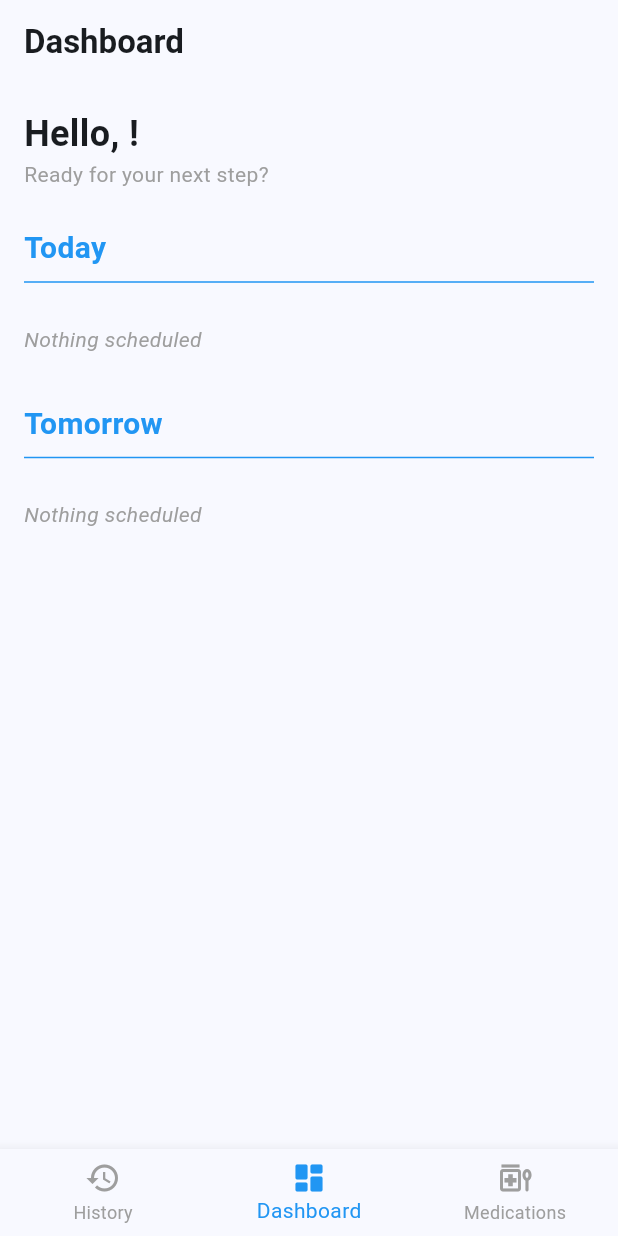
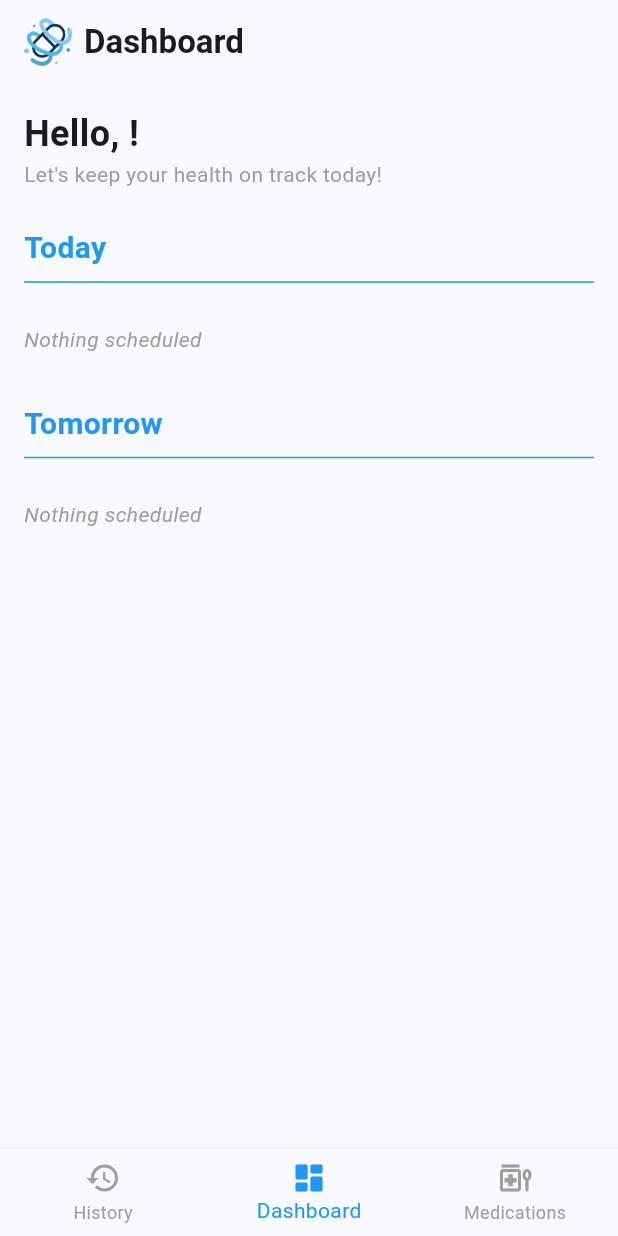
Before and after one commit to Lacie/pillgrimage, a Flutter app: the DashboardView screen opened directly, on a phone screen of 412 x 824 dp. Run offline on Flutter 3.47's test engine with Material 3 defaults, Android fonts, the phone set to English and light mode, and no system bars; our stand-ins replace cloud_firestore, firebase_auth, firebase_core, flutter_local_notifications, permission_handler; accounts and stored records are empty; generated files the repository leaves out were written again.

Commit message:
logo added to title bar

```diff
--- a/lib/dashboard_view.dart
+++ b/lib/dashboard_view.dart
@@ -71,7 +71,24 @@ class _DashboardViewState extends State<DashboardView> {
   Widget build(BuildContext context) {
     return Scaffold(
       appBar: AppBar(
-        title: Text(_getAppBarTitle(), style: const TextStyle(fontWeight: FontWeight.bold)),
+        title: Row(
+          mainAxisSize: MainAxisSize.min,
+          children: [
+            Image.asset(
+              'assets/launcher_icon.png',
+              height: 32,
+              errorBuilder: (context, error, stackTrace) => const Icon(Icons.medication, size: 32, color: Colors.blue),
+            ),
+            const SizedBox(width: 8),
+            Flexible(
+              child: Text(
+                _getAppBarTitle(),
+                style: const TextStyle(fontWeight: FontWeight.bold),
+                overflow: TextOverflow.ellipsis,
+              ),
+            ),
+          ],
+        ),
         actions: [
           if (_selectedIndex == 2) // Only show on Medications page
             Padding(
@@ -116,13 +133,13 @@ class _DashboardViewState extends State<DashboardView> {
   String _getAppBarTitle() {
     switch (_selectedIndex) {
       case 0:
-        return "Medication History";
+        return "History";
       case 1:
         return "Dashboard";
       case 2:
-        return "Medication List";
+        return "Medications";
       default:
-        return "Pillgrimage";
+        return "pillgrimage";
     }
   }
 
@@ -179,10 +196,30 @@ class _DashboardViewState extends State<DashboardView> {
       children: [
         Text("Hello, $name!",
             style: const TextStyle(fontSize: 24, fontWeight: FontWeight.bold)),
-        const Text("Ready for your next step?",
+        const Text("Let's keep your health on track today!",
             style: TextStyle(color: Colors.grey)),
       ],
     );
+  }
+
+  DateTime _getNextDoseTime(Medication med, DateTime baseTime) {
+    if (med.doseSchedule == null || med.doseSchedule!.isEmpty) {
+      return baseTime.add(const Duration(days: 1));
+    }
+
+    List<DateTime> sortedSchedule = List.from(med.doseSchedule!);
+    sortedSchedule.sort((a, b) => a.hour.compareTo(b.hour));
+
+    for (var scheduledTime in sortedSchedule) {
+      DateTime candidate = DateTime(baseTime.year, baseTime.month, baseTime.day, scheduledTime.hour, scheduledTime.minute);
+      if (candidate.isAfter(baseTime)) {
+        return candidate;
+      }
+    }
+
+    DateTime firstScheduled = sortedSchedule.first;
+    DateTime tomorrow = baseTime.add(const Duration(days: 1));
+    return DateTime(tomorrow.year, tomorrow.month, tomorrow.day, firstScheduled.hour, firstScheduled.minute);
   }
 
   Widget _buildDailyTimeline(String? userId) {
@@ -215,17 +252,44 @@ class _DashboardViewState extends State<DashboardView> {
         final endOfToday = startOfToday.add(const Duration(days: 1));
         final endOfTomorrow = endOfToday.add(const Duration(days: 1));
 
-        final List<Medication> overdueMeds = allRegMeds
-            .where((med) => med.nextScheduledUtc!.isBefore(now))
-            .toList();
+        final List<Medication> overdueMeds = [];
+        final List<Medication> todayMeds = [];
+        final List<Medication> tomorrowMeds = [];
 
-        final List<Medication> todayMeds = allRegMeds
-            .where((med) => med.nextScheduledUtc!.isAfter(now) && med.nextScheduledUtc!.isBefore(endOfToday))
-            .toList();
+        for (var med in allRegMeds) {
+          DateTime? currentDose = med.nextScheduledUtc;
+          if (currentDose == null) continue;
 
-        final List<Medication> tomorrowMeds = allRegMeds
-            .where((med) => med.nextScheduledUtc!.isAfter(endOfToday) && med.nextScheduledUtc!.isBefore(endOfTomorrow))
-            .toList();
+          int safety = 0;
+          // Project doses up to the end of tomorrow
+          while (currentDose != null && currentDose.isBefore(endOfTomorrow) && safety < 10) {
+            safety++;
+            // Create a virtual medication object for this specific dose
+            final doseView = Medication(
+              id: med.id,
+              medName: med.medName,
+              medType: med.medType,
+              regimenType: med.regimenType,
+              dosage: med.dosage,
+              isCurrent: med.isCurrent,
+              userId: med.userId,
+              nextScheduledUtc: currentDose,
+              doseSchedule: med.doseSchedule,
+              lastTakenUtc: med.lastTakenUtc,
+            );
+
+            if (currentDose.isBefore(now)) {
+              overdueMeds.add(doseView);
+            } else if (currentDose.isBefore(endOfToday)) {
+              todayMeds.add(doseView);
+            } else {
+              tomorrowMeds.add(doseView);
+            }
+
+            // Calculate the next one in the sequence
+            currentDose = _getNextDoseTime(med, currentDose);
+          }
+        }
 
         overdueMeds.sort((a, b) => a.nextScheduledUtc!.compareTo(b.nextScheduledUtc!));
         todayMeds.sort((a, b) => a.nextScheduledUtc!.compareTo(b.nextScheduledUtc!));
--- a/pubspec.yaml
+++ b/pubspec.yaml
@@ -26,6 +26,9 @@ dev_dependencies:
 flutter:
   uses-material-design: true
   assets:
+    - assets/launcher_icon.png
+    - assets/pillgrimage_logo.png
+    - assets/pillgrimage_name.png
     - assets/pillgrimage_name_and_logo.png
 
 flutter_launcher_icons:
```
Also changed, not shown: assets/launcher_icon.png (added).
